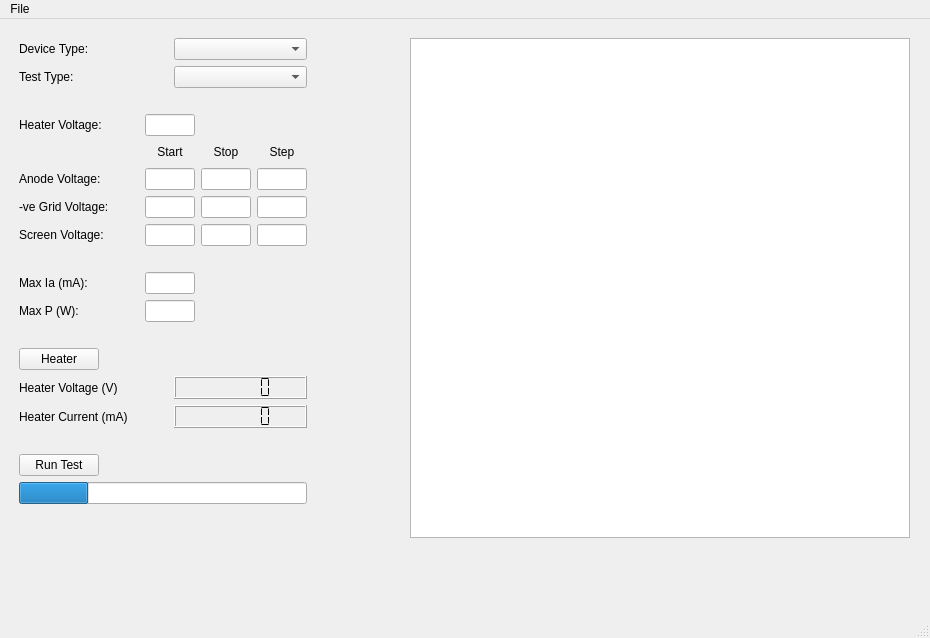
Above: valveanalyser.ui from olivergardiner/ValveTester before the change. Below: the same form after it.
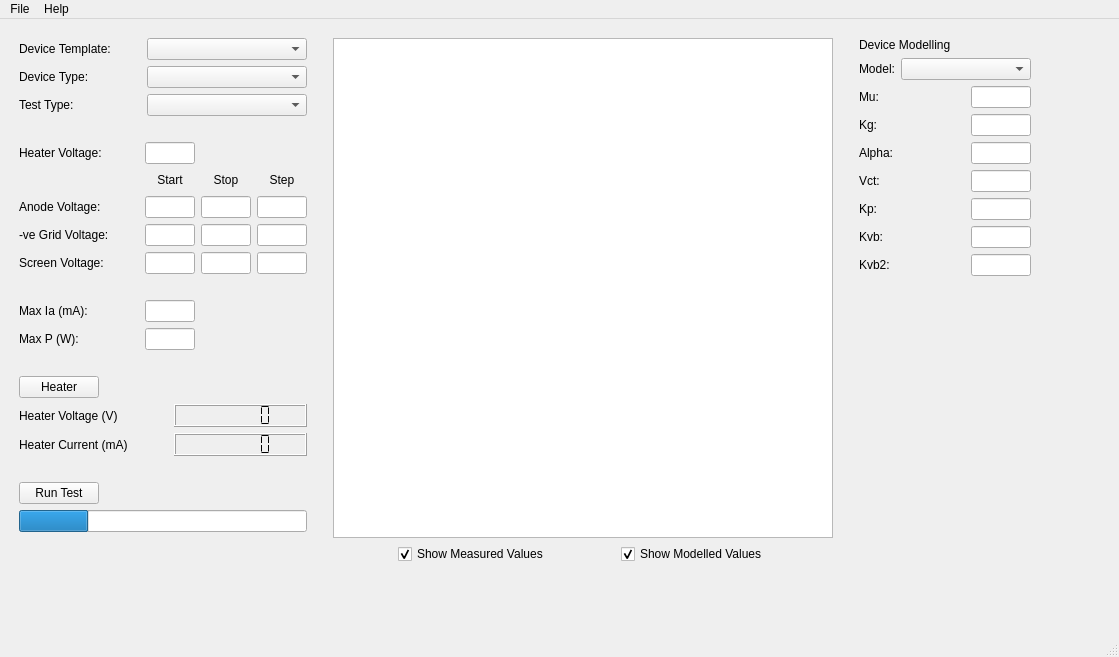
That is the form after the change.

The edit to the form file:
```diff
--- a/valveanalyser.ui
+++ b/valveanalyser.ui
@@ -6,8 +6,8 @@
    <rect>
     <x>0</x>
     <y>0</y>
-    <width>930</width>
-    <height>638</height>
+    <width>1119</width>
+    <height>657</height>
    </rect>
   </property>
   <property name="windowTitle">
@@ -19,13 +19,46 @@
      <rect>
       <x>19</x>
       <y>19</y>
-      <width>891</width>
-      <height>561</height>
+      <width>1081</width>
+      <height>592</height>
      </rect>
     </property>
     <layout class="QHBoxLayout" name="horizontalLayout">
      <item>
       <layout class="QVBoxLayout" name="verticalLayout">
+       <item>
+        <layout class="QHBoxLayout" name="horizontalLayout_6">
+         <item>
+          <widget class="QLabel" name="label_7">
+           <property name="text">
+            <string>Device Template:</string>
+           </property>
+          </widget>
+         </item>
+         <item>
+          <widget class="QComboBox" name="templateSelection">
+           <property name="sizePolicy">
+            <sizepolicy hsizetype="Fixed" vsizetype="Fixed">
+             <horstretch>0</horstretch>
+             <verstretch>0</verstretch>
+            </sizepolicy>
+           </property>
+           <property name="minimumSize">
+            <size>
+             <width>160</width>
+             <height>0</height>
+            </size>
+           </property>
+           <property name="maximumSize">
+            <size>
+             <width>160</width>
+             <height>16777215</height>
+            </size>
+           </property>
+          </widget>
+         </item>
+        </layout>
+       </item>
        <item>
         <layout class="QHBoxLayout" name="horizontalLayout_14">
          <item>
@@ -57,10 +90,16 @@
            </property>
            <property name="minimumSize">
             <size>
-             <width>133</width>
+             <width>160</width>
              <height>0</height>
             </size>
            </property>
+           <property name="maximumSize">
+            <size>
+             <width>160</width>
+             <height>16777215</height>
+            </size>
+           </property>
           </widget>
          </item>
         </layout>
@@ -84,13 +123,13 @@
            </property>
            <property name="minimumSize">
             <size>
-             <width>133</width>
+             <width>160</width>
              <height>0</height>
             </size>
            </property>
            <property name="maximumSize">
             <size>
-             <width>133</width>
+             <width>160</width>
              <height>16777215</height>
             </size>
            </property>
@@ -926,9 +965,12 @@
        <property name="orientation">
         <enum>Qt::Horizontal</enum>
        </property>
+       <property name="sizeType">
+        <enum>QSizePolicy::Fixed</enum>
+       </property>
        <property name="sizeHint" stdset="0">
         <size>
-         <width>40</width>
+         <width>20</width>
          <height>20</height>
         </size>
        </property>
@@ -952,6 +994,69 @@
          </property>
         </widget>
        </item>
+       <item>
+        <layout class="QHBoxLayout" name="horizontalLayout_7">
+         <item>
+          <spacer name="horizontalSpacer_6">
+           <property name="orientation">
+            <enum>Qt::Horizontal</enum>
+           </property>
+           <property name="sizeHint" stdset="0">
+            <size>
+             <width>40</width>
+             <height>20</height>
+            </size>
+           </property>
+          </spacer>
+         </item>
+         <item>
+          <widget class="QCheckBox" name="showMeasuredValues">
+           <property name="text">
+            <string>Show Measured Values</string>
+           </property>
+           <property name="checked">
+            <bool>true</bool>
+           </property>
+          </widget>
+         </item>
+         <item>
+          <spacer name="horizontalSpacer_13">
+           <property name="orientation">
+            <enum>Qt::Horizontal</enum>
+           </property>
+           <property name="sizeHint" stdset="0">
+            <size>
+             <width>40</width>
+             <height>20</height>
+            </size>
+           </property>
+          </spacer>
+         </item>
+         <item>
+          <widget class="QCheckBox" name="showModelledValues">
+           <property name="text">
+            <string>Show Modelled Values</string>
+           </property>
+           <property name="checked">
+            <bool>true</bool>
+           </property>
+          </widget>
+         </item>
+         <item>
+          <spacer name="horizontalSpacer_11">
+           <property name="orientation">
+            <enum>Qt::Horizontal</enum>
+           </property>
+           <property name="sizeHint" stdset="0">
+            <size>
+             <width>40</width>
+             <height>20</height>
+            </size>
+           </property>
+          </spacer>
+         </item>
+        </layout>
+       </item>
        <item>
         <spacer name="verticalSpacer_6">
          <property name="orientation">
@@ -967,6 +1072,323 @@
        </item>
       </layout>
      </item>
+     <item>
+      <spacer name="horizontalSpacer_4">
+       <property name="orientation">
+        <enum>Qt::Horizontal</enum>
+       </property>
+       <property name="sizeType">
+        <enum>QSizePolicy::Fixed</enum>
+       </property>
+       <property name="sizeHint" stdset="0">
+        <size>
+         <width>20</width>
+         <height>20</height>
+        </size>
+       </property>
+      </spacer>
+     </item>
+     <item>
+      <layout class="QVBoxLayout" name="verticalLayout_3">
+       <item>
+        <widget class="QLabel" name="label_8">
+         <property name="minimumSize">
+          <size>
+           <width>150</width>
+           <height>0</height>
+          </size>
+         </property>
+         <property name="maximumSize">
+          <size>
+           <width>150</width>
+           <height>16777215</height>
+          </size>
+         </property>
+         <property name="text">
+          <string>Device Modelling</string>
+         </property>
+        </widget>
+       </item>
+       <item>
+        <layout class="QHBoxLayout" name="horizontalLayout_9">
+         <item>
+          <widget class="QLabel" name="label_10">
+           <property name="text">
+            <string>Model:</string>
+           </property>
+          </widget>
+         </item>
+         <item>
+          <widget class="QComboBox" name="modelSelection">
+           <property name="minimumSize">
+            <size>
+             <width>130</width>
+             <height>0</height>
+            </size>
+           </property>
+          </widget>
+         </item>
+        </layout>
+       </item>
+       <item>
+        <layout class="QHBoxLayout" name="horizontalLayout_8">
+         <item>
+          <widget class="QLabel" name="par1Label">
+           <property name="text">
+            <string>Mu:</string>
+           </property>
+          </widget>
+         </item>
+         <item>
+          <widget class="QLineEdit" name="par1Value">
+           <property name="sizePolicy">
+            <sizepolicy hsizetype="Fixed" vsizetype="Fixed">
+             <horstretch>0</horstretch>
+             <verstretch>0</verstretch>
+            </sizepolicy>
+           </property>
+           <property name="minimumSize">
+            <size>
+             <width>60</width>
+             <height>0</height>
+            </size>
+           </property>
+           <property name="maximumSize">
+            <size>
+             <width>60</width>
+             <height>16777215</height>
+            </size>
+           </property>
+          </widget>
+         </item>
+        </layout>
+       </item>
+       <item>
+        <layout class="QHBoxLayout" name="horizontalLayout_10">
+         <item>
+          <widget class="QLabel" name="par2Label">
+           <property name="text">
+            <string>Kg:</string>
+           </property>
+          </widget>
+         </item>
+         <item>
+          <widget class="QLineEdit" name="par2Value">
+           <property name="sizePolicy">
+            <sizepolicy hsizetype="Fixed" vsizetype="Fixed">
+             <horstretch>0</horstretch>
+             <verstretch>0</verstretch>
+            </sizepolicy>
+           </property>
+           <property name="minimumSize">
+            <size>
+             <width>60</width>
+             <height>0</height>
+            </size>
+           </property>
+           <property name="maximumSize">
+            <size>
+             <width>60</width>
+             <height>16777215</height>
+            </size>
+           </property>
+          </widget>
+         </item>
+        </layout>
+       </item>
+       <item>
+        <layout class="QHBoxLayout" name="horizontalLayout_13">
+         <item>
+          <widget class="QLabel" name="par3Label">
+           <property name="text">
+            <string>Alpha:</string>
+           </property>
+          </widget>
+         </item>
+         <item>
+          <widget class="QLineEdit" name="par3Value">
+           <property name="sizePolicy">
+            <sizepolicy hsizetype="Fixed" vsizetype="Fixed">
+             <horstretch>0</horstretch>
+             <verstretch>0</verstretch>
+            </sizepolicy>
+           </property>
+           <property name="minimumSize">
+            <size>
+             <width>60</width>
+             <height>0</height>
+            </size>
+           </property>
+           <property name="maximumSize">
+            <size>
+             <width>60</width>
+             <height>16777215</height>
+            </size>
+           </property>
+          </widget>
+         </item>
+        </layout>
+       </item>
+       <item>
+        <layout class="QHBoxLayout" name="horizontalLayout_18">
+         <item>
+          <widget class="QLabel" name="par4Label">
+           <property name="text">
+            <string>Vct:</string>
+           </property>
+          </widget>
+         </item>
+         <item>
+          <widget class="QLineEdit" name="par4Value">
+           <property name="sizePolicy">
+            <sizepolicy hsizetype="Fixed" vsizetype="Fixed">
+             <horstretch>0</horstretch>
+             <verstretch>0</verstretch>
+            </sizepolicy>
+           </property>
+           <property name="minimumSize">
+            <size>
+             <width>60</width>
+             <height>0</height>
+            </size>
+           </property>
+           <property name="maximumSize">
+            <size>
+             <width>60</width>
+             <height>16777215</height>
+            </size>
+           </property>
+          </widget>
+         </item>
+        </layout>
+       </item>
+       <item>
+        <layout class="QHBoxLayout" name="horizontalLayout_19">
+         <item>
+          <widget class="QLabel" name="par5Label">
+           <property name="text">
+            <string>Kp:</string>
+           </property>
+          </widget>
+         </item>
+         <item>
+          <widget class="QLineEdit" name="par5Value">
+           <property name="sizePolicy">
+            <sizepolicy hsizetype="Fixed" vsizetype="Fixed">
+             <horstretch>0</horstretch>
+             <verstretch>0</verstretch>
+            </sizepolicy>
+           </property>
+           <property name="minimumSize">
+            <size>
+             <width>60</width>
+             <height>0</height>
+            </size>
+           </property>
+           <property name="maximumSize">
+            <size>
+             <width>60</width>
+             <height>16777215</height>
+            </size>
+           </property>
+          </widget>
+         </item>
+        </layout>
+       </item>
+       <item>
+        <layout class="QHBoxLayout" name="horizontalLayout_20">
+         <item>
+          <widget class="QLabel" name="par6Label">
+           <property name="text">
+            <string>Kvb:</string>
+           </property>
+          </widget>
+         </item>
+         <item>
+          <widget class="QLineEdit" name="par6Value">
+           <property name="sizePolicy">
+            <sizepolicy hsizetype="Fixed" vsizetype="Fixed">
+             <horstretch>0</horstretch>
+             <verstretch>0</verstretch>
+            </sizepolicy>
+           </property>
+           <property name="minimumSize">
+            <size>
+             <width>60</width>
+             <height>0</height>
+            </size>
+           </property>
+           <property name="maximumSize">
+            <size>
+             <width>60</width>
+             <height>16777215</height>
+            </size>
+           </property>
+          </widget>
+         </item>
+        </layout>
+       </item>
+       <item>
+        <layout class="QHBoxLayout" name="horizontalLayout_21">
+         <item>
+          <widget class="QLabel" name="par7Label">
+           <property name="text">
+            <string>Kvb2:</string>
+           </property>
+          </widget>
+         </item>
+         <item>
+          <widget class="QLineEdit" name="par7Value">
+           <property name="sizePolicy">
+            <sizepolicy hsizetype="Fixed" vsizetype="Fixed">
+             <horstretch>0</horstretch>
+             <verstretch>0</verstretch>
+            </sizepolicy>
+           </property>
+           <property name="minimumSize">
+            <size>
+             <width>60</width>
+             <height>0</height>
+            </size>
+           </property>
+           <property name="maximumSize">
+            <size>
+             <width>60</width>
+             <height>16777215</height>
+            </size>
+           </property>
+          </widget>
+         </item>
+        </layout>
+       </item>
+       <item>
+        <spacer name="verticalSpacer_5">
+         <property name="orientation">
+          <enum>Qt::Vertical</enum>
+         </property>
+         <property name="sizeHint" stdset="0">
+          <size>
+           <width>20</width>
+           <height>40</height>
+          </size>
+         </property>
+        </spacer>
+       </item>
+      </layout>
+     </item>
+     <item>
+      <spacer name="horizontalSpacer_5">
+       <property name="orientation">
+        <enum>Qt::Horizontal</enum>
+       </property>
+       <property name="sizeHint" stdset="0">
+        <size>
+         <width>40</width>
+         <height>20</height>
+        </size>
+       </property>
+      </spacer>
+     </item>
     </layout>
    </widget>
   </widget>
@@ -975,7 +1397,7 @@
     <rect>
      <x>0</x>
      <y>0</y>
-     <width>930</width>
+     <width>1119</width>
      <height>22</height>
     </rect>
    </property>
@@ -988,7 +1410,14 @@
     <addaction name="separator"/>
     <addaction name="actionOptions"/>
    </widget>
+   <widget class="QMenu" name="menuHelp">
+    <property name="title">
+     <string>Help</string>
+    </property>
+    <addaction name="actionContents"/>
+   </widget>
    <addaction name="menuFile"/>
+   <addaction name="menuHelp"/>
   </widget>
   <widget class="QStatusBar" name="statusbar"/>
   <action name="actionPrint">
```
Left out of the diff: 5 changed lines with no effect on the pictures.
